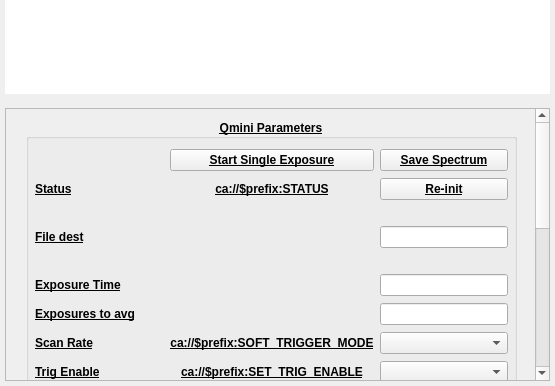
The window that pcdsdevices/ui/QminiSpectrometer.embedded.ui (pcdshub/pcdsdevices) describes before a commit, drawn with Qt 5; both pictures show x 0 to 555 and y 264 to 650 of the 555 by 650 pixel window.
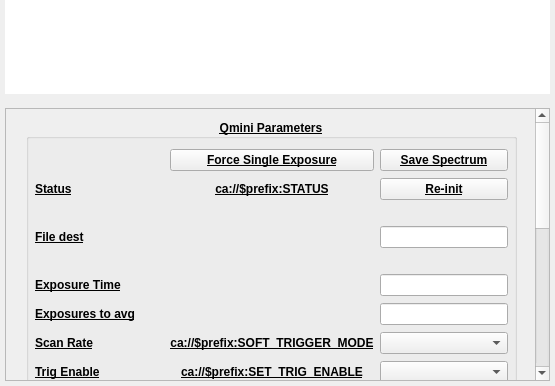
The same window after the commit. Custom widgets are drawn as their Qt base class.

Commit message: MNT: fix text on "Force Exposure" button

```diff
--- a/pcdsdevices/ui/QminiSpectrometer.embedded.ui
+++ b/pcdsdevices/ui/QminiSpectrometer.embedded.ui
@@ -886,7 +886,7 @@
               <string/>
              </property>
              <property name="text">
-              <string>Start Single Exposure</string>
+              <string>Force Single Exposure</string>
              </property>
              <property name="alarmSensitiveContent" stdset="0">
               <bool>false</bool>
```
Left out of the diff: 2 changed lines with no effect on the pictures.
